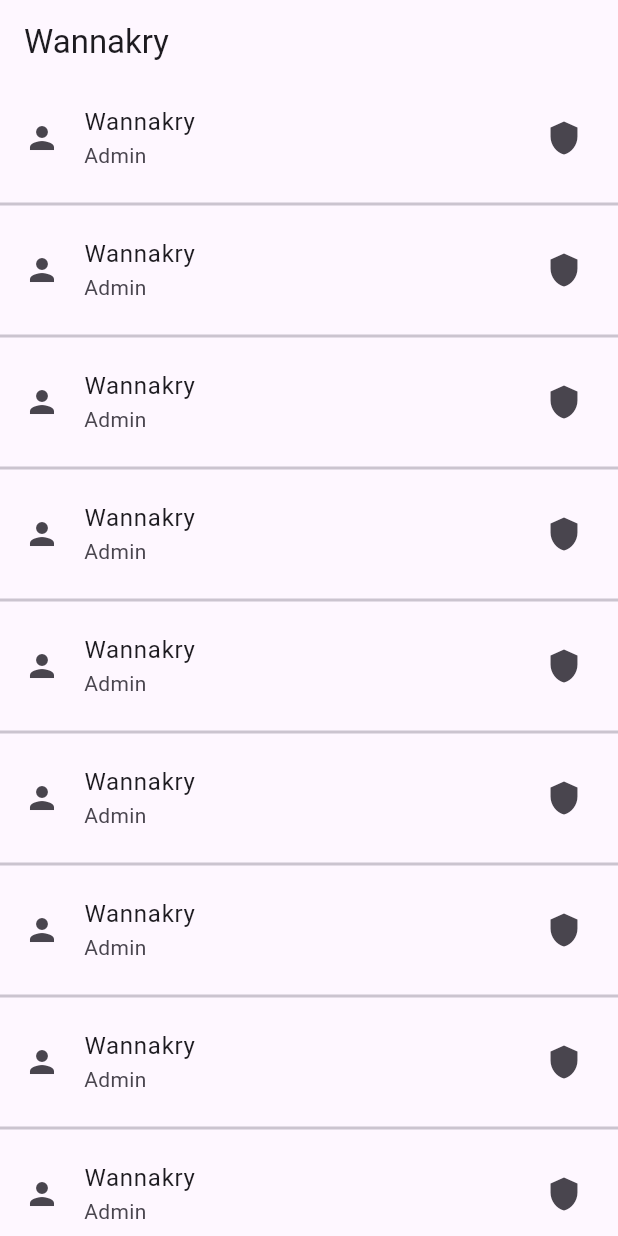
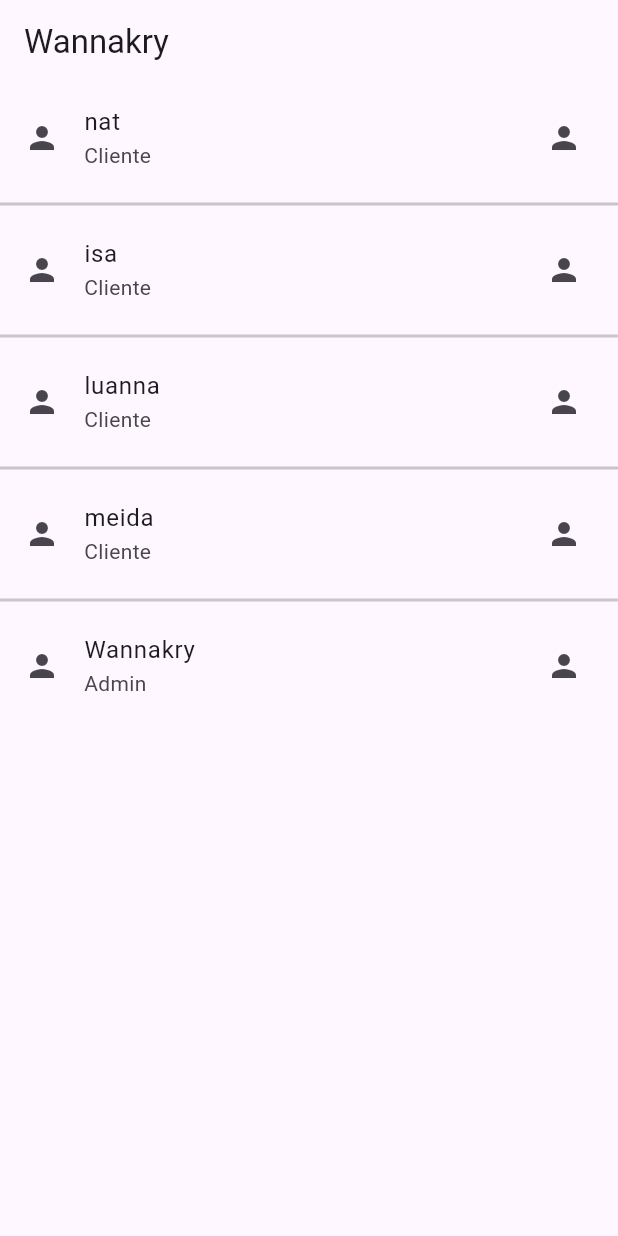
Before and after one commit to davMac606/ativ_lista, a Flutter app: the screen it shows after launch, on a phone screen of 412 x 824 dp. Run offline on Flutter 3.47's test engine with Material 3 defaults, Android fonts, the phone set to English and light mode, and no system bars.

Commit message:
Finalizada a listagem

```diff
--- a/lib/lista.dart
+++ b/lib/lista.dart
@@ -1,6 +1,8 @@
-// ignore_for_file: prefer_const_constructors, prefer_const_literals_to_create_immutables, sort_child_properties_last
+// ignore_for_file: prefer_const_constructors, prefer_const_literals_to_create_immutables, sort_child_properties_last, unnecessary_new
 
 import 'package:flutter/material.dart';
+import 'package:ativ_lista/user_repository.dart';
+import 'package:ativ_lista/user.dart';
 
 class ListWanna extends StatefulWidget {
   const ListWanna({super.key});
@@ -10,8 +12,20 @@ class ListWanna extends StatefulWidget {
 }
 
 class _ListWannaState extends State<ListWanna> {
+
+  List<User> users = [];
+
+
+
+
   @override
   Widget build(BuildContext context) {
+    users.clear();
+      users.add(User("nat", "Cliente"));
+      users.add(User("isa", "Cliente"));
+      users.add(User("luanna", "Cliente"));
+      users.add(User("meida", "Cliente"));
+      users.add(User("Wannakry", "Admin"));
     return Scaffold(
       appBar: AppBar(
         title: const Text('Wannakry '),
@@ -19,16 +33,26 @@ class _ListWannaState extends State<ListWanna> {
       body: ListView.separated(
         separatorBuilder: (BuildContext context, int index) =>
             Divider(thickness: 2),
-        itemCount: 15,
+        itemCount: users.length,
         itemBuilder: (BuildContext context, int index) {
           return ListTile(
             leading: const Icon(Icons.person),
-            title: const Text('Wannakry'),
-            subtitle: const Text('Admin'),
-            trailing: const Icon(Icons.shield),
+            title: Text(users[index].username),
+            subtitle: Text(users[index].status),
+            trailing: const Icon(Icons.person),
+            onTap: () => {
+              alertDialog(context),
+            },
           );
         },
       ),
     );
   }
+  void alertDialog(BuildContext context) {
+  var alert = AlertDialog(
+    title: Text("This is a user"),
+    content: Text("This is a status"),
+  );
+ showDialog(context: context, builder: (BuildContext context) => alert);
 }
+}
--- a/lib/user.dart
+++ b/lib/user.dart
@@ -1,17 +1,14 @@
 
 class User {
-  String _username;
-  String _password;
-  String _status;
+  String _username = "";
+  String _status = "";
 
-  User(this._username, this._password, this._status);
+  User(this._username, this._status);
 
 
   get username => _username;
-  get password => _password;
   get status => _status;
   set username(value) => _username = username;
-  set senha(value) => _password = password;
   set status(value) => _status = value;
 
 }
```
Also changed, not shown: lib/user_repository.dart (+3 -9 lines).
